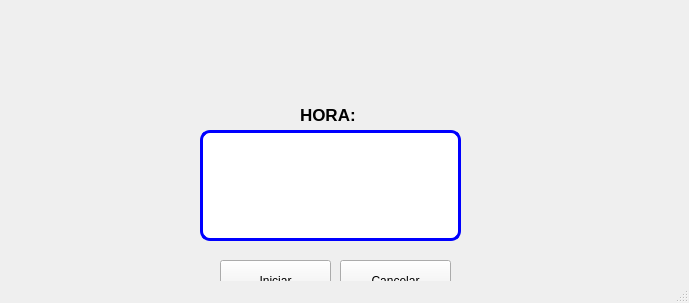
Above: Practicas/Practicas_U2/PP2.ui from Emanuel-Izaguirre-Cortes-03/Pip_2025_1_eq_4_i before the change. Below: the same form after it.
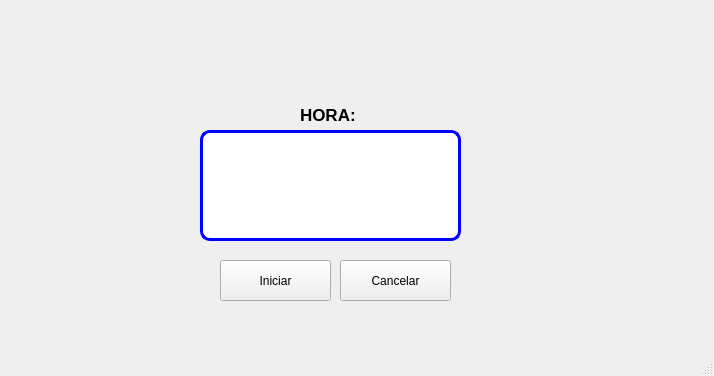
That is the form after the change. Icons and pictures are not drawn.

Patch:
```diff
--- a/Practicas/Practicas_U2/PP2.ui
+++ b/Practicas/Practicas_U2/PP2.ui
@@ -6,8 +6,8 @@
    <rect>
     <x>0</x>
     <y>0</y>
-    <width>689</width>
-    <height>303</height>
+    <width>714</width>
+    <height>376</height>
    </rect>
   </property>
   <property name="windowTitle">
```
Left out of the diff: 2 changed lines with no effect on the pictures.
